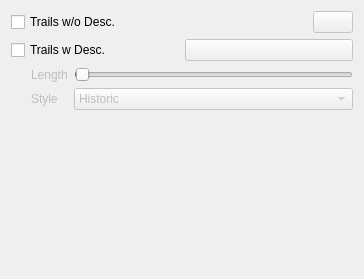
Kitware/TeleSculptor, file gui/FeatureOptions.ui: the form before one commit.
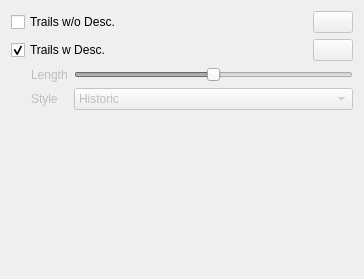
The form after the commit. Custom widgets are drawn as their Qt base class.

Commit message: improve defaults for track trails

Patch:
```diff
--- a/gui/FeatureOptions.ui
+++ b/gui/FeatureOptions.ui
@@ -17,7 +17,7 @@
    <item>
     <layout class="QFormLayout" name="formLayout">
      <item row="1" column="0" colspan="2">
-      <layout class="QHBoxLayout" name="trailLayoutWithDesc" stretch="0,0">
+      <layout class="QHBoxLayout" name="trailLayoutWithDesc" stretch="1,0">
        <item>
         <widget class="QCheckBox" name="showTrailsWithDesc">
          <property name="enabled">
@@ -27,7 +27,7 @@
           <string>Trails w Desc.</string>
          </property>
          <property name="checked">
-          <bool>false</bool>
+          <bool>true</bool>
          </property>
         </widget>
        </item>
@@ -125,7 +125,7 @@
            <number>4</number>
           </property>
           <property name="value">
-           <number>2</number>
+           <number>250</number>
           </property>
           <property name="orientation">
            <enum>Qt::Horizontal</enum>
```
Left out of the diff: 4 changed lines with no effect on the pictures.
